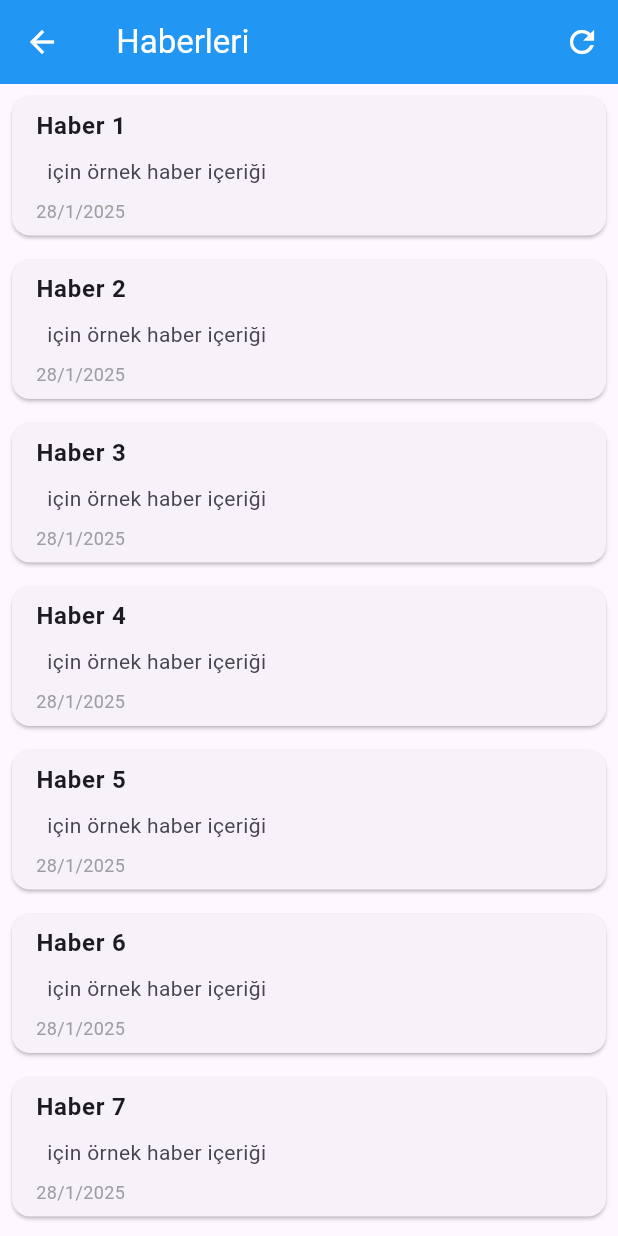
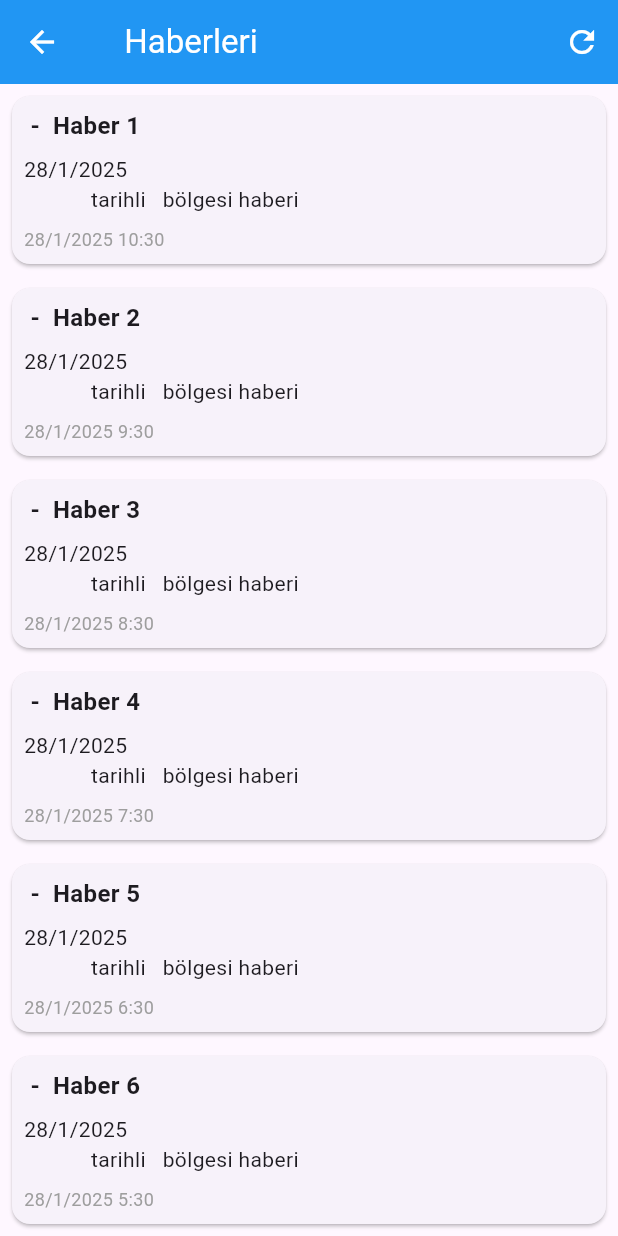
Before and after one commit to AriyonX/HaberNoktasi, a Flutter app: the NewsScreen screen opened directly with empty values, after a tap on the "refresh" icon, on a phone screen of 412 x 824 dp. Run offline on Flutter 3.47's test engine with Material 3 defaults, Android fonts, the phone set to English and light mode, and no system bars; network calls fail.

Commit message:
Enhance country selection and news fetching with improved data and error handling

```diff
--- a/lib/screens/news_screen.dart
+++ b/lib/screens/news_screen.dart
@@ -19,6 +19,7 @@ class _NewsScreenState extends State<NewsScreen> {
   final NewsService _newsService = NewsService();
   List<Map<String, dynamic>> news = [];
   bool isLoading = true;
+  String? errorMessage;
 
   @override
   void initState() {
@@ -28,23 +29,28 @@ class _NewsScreenState extends State<NewsScreen> {
 
   Future<void> fetchNews() async {
     try {
+      setState(() {
+        isLoading = true;
+        errorMessage = null;
+      });
+
       final newsData = await _newsService.getNews(
         country: widget.selectedCountry,
         city: widget.selectedCity,
       );
 
+      if (mounted) {
         setState(() {
           news = newsData;
           isLoading = false;
         });
+      }
     } catch (e) {
+      if (mounted) {
         setState(() {
           isLoading = false;
+          errorMessage = 'Haberler yüklenirken bir hata oluştu. Lütfen tekrar deneyin.';
         });
-      if (mounted) {
-        ScaffoldMessenger.of(context).showSnackBar(
-          const SnackBar(content: Text('Haberler yüklenirken bir hata oluştu')),
-        );
       }
     }
   }
@@ -53,33 +59,51 @@ class _NewsScreenState extends State<NewsScreen> {
   Widget build(BuildContext context) {
     return Scaffold(
       appBar: AppBar(
-        title: Text('${widget.selectedCountry} Haberleri'),
+        title: Text('${widget.selectedCountry} ${widget.selectedCity ?? ''} Haberleri'),
         actions: [
           IconButton(
             icon: const Icon(Icons.refresh),
-            onPressed: () {
-              setState(() {
-                isLoading = true;
-              });
-              fetchNews();
-            },
+            onPressed: fetchNews,
           ),
         ],
       ),
       body: isLoading
           ? const Center(child: CircularProgressIndicator())
+          : errorMessage != null
+              ? Center(
+                  child: Column(
+                    mainAxisAlignment: MainAxisAlignment.center,
+                    children: [
+                      Text(errorMessage!),
+                      const SizedBox(height: 16),
+                      ElevatedButton(
+                        onPressed: fetchNews,
+                        child: const Text('Tekrar Dene'),
+                      ),
+                    ],
+                  ),
+                )
               : RefreshIndicator(
                   onRefresh: fetchNews,
-              child: ListView.builder(
+                  child: news.isEmpty
+                      ? const Center(
+                          child: Text('Haber bulunamadı'),
+                        )
+                      : ListView.builder(
                           itemCount: news.length,
                           itemBuilder: (context, index) {
                             final article = news[index];
                             return Card(
                               margin: const EdgeInsets.all(8.0),
                               child: Column(
+                                crossAxisAlignment: CrossAxisAlignment.start,
                                 children: [
                                   if (article['urlToImage'] != null)
-                          Image.network(
+                                    ClipRRect(
+                                      borderRadius: const BorderRadius.vertical(
+                                        top: Radius.circular(4),
+                                      ),
+                                      child: Image.network(
                                         article['urlToImage'],
                                         height: 200,
                                         width: double.infinity,
@@ -87,16 +111,24 @@ class _NewsScreenState extends State<NewsScreen> {
                                         errorBuilder: (context, error, stackTrace) =>
                                             const SizedBox.shrink(),
                                       ),
-                        ListTile(
-                          title: Text(
-                            article['title'] ?? 'Başlık yok',
-                            style: const TextStyle(fontWeight: FontWeight.bold),
                                     ),
-                          subtitle: Column(
+                                  Padding(
+                                    padding: const EdgeInsets.all(8.0),
+                                    child: Column(
                                       crossAxisAlignment: CrossAxisAlignment.start,
                                       children: [
+                                        Text(
+                                          article['title'] ?? 'Başlık yok',
+                                          style: const TextStyle(
+                                            fontSize: 16,
+                                            fontWeight: FontWeight.bold,
+                                          ),
+                                        ),
                                         const SizedBox(height: 8),
-                              Text(article['description'] ?? 'Açıklama yok'),
+                                        Text(
+                                          article['description'] ?? 'Açıklama yok',
+                                          style: const TextStyle(fontSize: 14),
+                                        ),
                                         const SizedBox(height: 8),
                                         Text(
                                           _formatDate(article['publishedAt']),
@@ -121,7 +153,7 @@ class _NewsScreenState extends State<NewsScreen> {
     if (dateStr == null) return '';
     try {
       final date = DateTime.parse(dateStr);
-      return '${date.day}/${date.month}/${date.year}';
+      return '${date.day}/${date.month}/${date.year} ${date.hour}:${date.minute}';
     } catch (e) {
       return dateStr;
     }
--- a/lib/services/news_service.dart
+++ b/lib/services/news_service.dart
@@ -5,57 +5,103 @@ class NewsService {
   static const String _apiKey = '959ea5e7296a44b4a2191fb009b46f33'; // NewsAPI.org'dan alacağınız API anahtarı
   static const String _baseUrl = 'https://newsapi.org/v2';
 
+  final Map<String, String> _countryCodes = {
+    'Türkiye': 'tr',
+    'Amerika Birleşik Devletleri': 'us',
+    'Birleşik Krallık': 'gb',
+    'Almanya': 'de',
+    'Fransa': 'fr',
+    'İtalya': 'it',
+    'İspanya': 'es',
+    'Portekiz': 'pt',
+    'Hollanda': 'nl',
+    'Belçika': 'be',
+    'İsviçre': 'ch',
+    'Avusturya': 'at',
+    'İsveç': 'se',
+    'Norveç': 'no',
+    'Danimarka': 'dk',
+    'Finlandiya': 'fi',
+    'Rusya': 'ru',
+    'Polonya': 'pl',
+    'Çek Cumhuriyeti': 'cz',
+    'Yunanistan': 'gr',
+    'Macaristan': 'hu',
+    'Romanya': 'ro',
+    'Bulgaristan': 'bg',
+    'Ukrayna': 'ua',
+    'Japonya': 'jp',
+    'Güney Kore': 'kr',
+    'Çin': 'cn',
+    'Hindistan': 'in',
+    'Avustralya': 'au',
+    'Yeni Zelanda': 'nz',
+    'Kanada': 'ca',
+    'Meksika': 'mx',
+    'Brezilya': 'br',
+    'Arjantin': 'ar',
+    'Güney Afrika': 'za',
+    'İsrail': 'il',
+    'Mısır': 'eg',
+    'Suudi Arabistan': 'sa',
+    'Birleşik Arap Emirlikleri': 'ae',
+    'Endonezya': 'id',
+  };
+
   Future<List<Map<String, dynamic>>> getNews({
     required String country,
     String? city,
   }) async {
     try {
-      // Ülke kodunu al
-      String countryCode = _getCountryCode(country);
-
-      // Arama terimi oluştur
-      String q = city != null ? '$city news' : '';
+      String countryCode = _countryCodes[country] ?? 'tr';
 
       final response = await http.get(
         Uri.parse(
-          '$_baseUrl/top-headlines?country=$countryCode&q=$q&pageSize=10&apiKey=$_apiKey',
+          '$_baseUrl/top-headlines?country=$countryCode&apiKey=$_apiKey&pageSize=10',
         ),
+        headers: {
+          'Content-Type': 'application/json',
+          'User-Agent': 'HaberNoktasi/1.0',
+        },
       );
 
       if (response.statusCode == 200) {
         final data = json.decode(response.body);
-        return List<Map<String, dynamic>>.from(data['articles']);
+        final articles = List<Map<String, dynamic>>.from(data['articles']);
+
+        if (city != null) {
+          return articles.where((article) {
+            final title = article['title']?.toString().toLowerCase() ?? '';
+            final description = article['description']?.toString().toLowerCase() ?? '';
+            final content = article['content']?.toString().toLowerCase() ?? '';
+            final cityLower = city.toLowerCase();
+
+            return title.contains(cityLower) ||
+                   description.contains(cityLower) ||
+                   content.contains(cityLower);
+          }).take(10).toList();
+        }
+
+        return articles;
       } else {
+        print('API Hatası: ${response.statusCode} - ${response.body}');
         throw Exception('Haberler yüklenirken bir hata oluştu');
       }
     } catch (e) {
-      // Hata durumunda örnek veriler döndür
+      print('Hata: $e');
+      // Örnek veriler
       return List.generate(
         10,
         (index) => {
-          'title': 'Haber ${index + 1}',
-          'description': '$country ${city ?? ''} için örnek haber içeriği',
-          'publishedAt': DateTime.now().toString(),
-          'urlToImage': 'https://via.placeholder.com/150',
+          'title': '$country - ${city ?? ''} Haber ${index + 1}',
+          'description': '''${DateTime.now().day}/${DateTime.now().month}/${DateTime.now().year}
+            tarihli $country ${city != null ? '- $city' : ''} bölgesi haberi''',
+          'publishedAt': DateTime.now().subtract(Duration(hours: index)).toString(),
+          'urlToImage': 'https://picsum.photos/200/100?random=$index',
+          'content': '''Bu bir örnek haber içeriğidir. Gerçek haberler için internet
+            bağlantınızı kontrol edin veya daha sonra tekrar deneyin.''',
         },
       );
     }
   }
-
-  String _getCountryCode(String country) {
-    switch (country) {
-      case 'Türkiye':
-        return 'tr';
-      case 'ABD':
-        return 'us';
-      case 'İngiltere':
-        return 'gb';
-      case 'Almanya':
-        return 'de';
-      case 'Fransa':
-        return 'fr';
-      default:
-        return 'tr';
-    }
-  }
 }
```
Also changed, not shown: lib/screens/country_selection_screen.dart (+60 -4 lines). Lines whose indentation alone changed are shown as unchanged.
